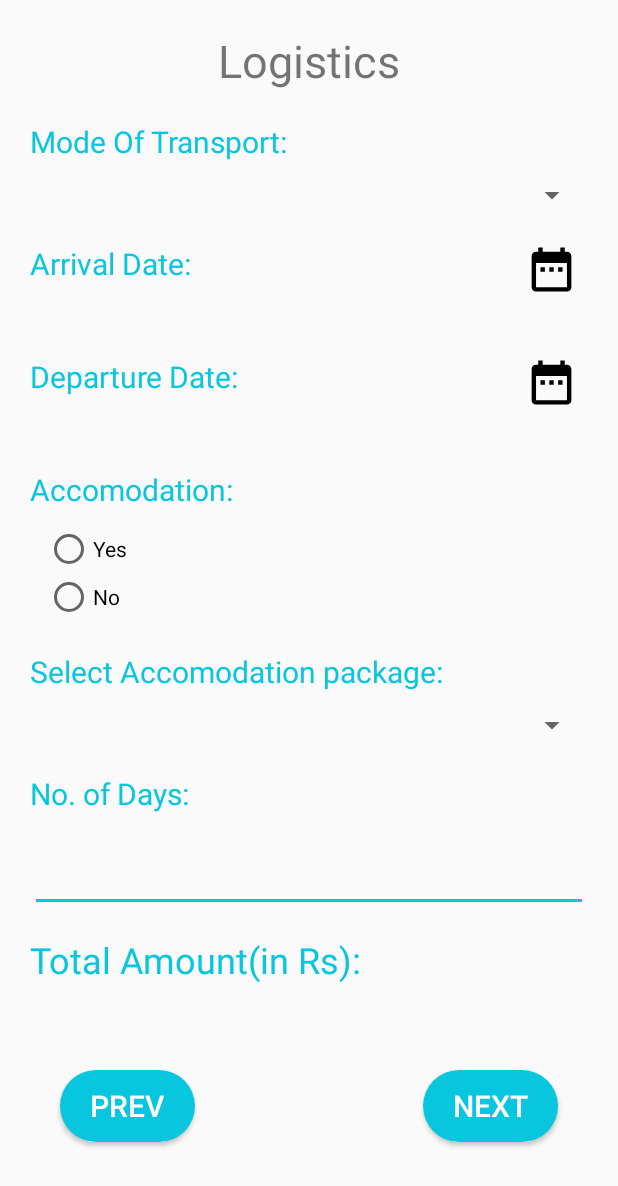
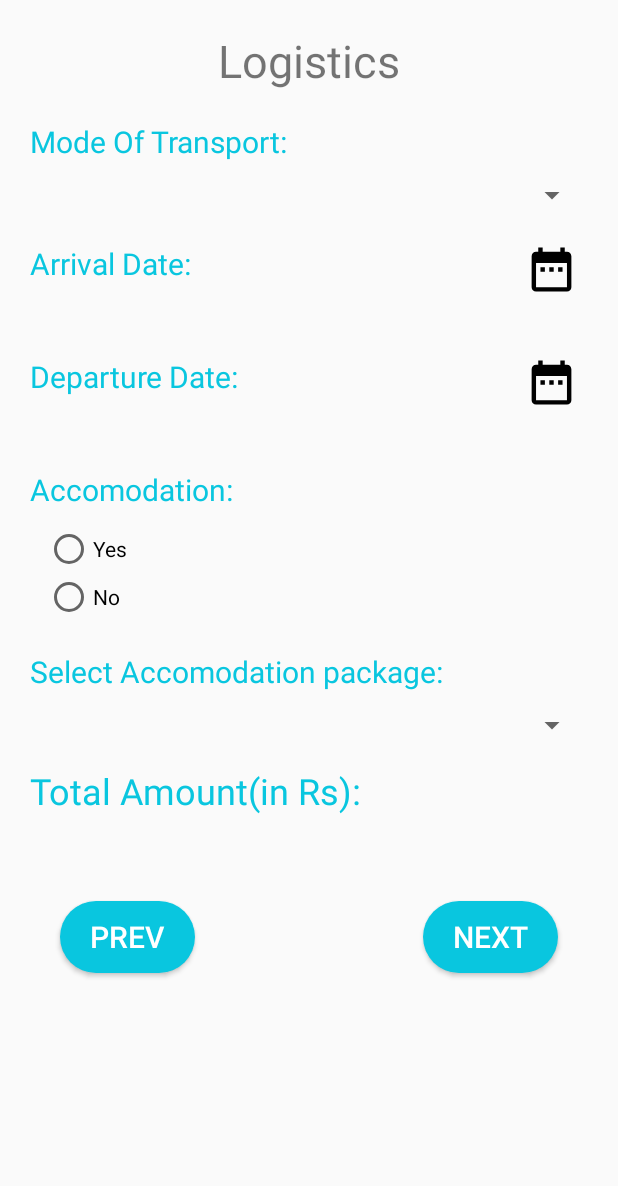
Before and after one commit to paridhi2609/cnfmanag-master-master, an Android app: the layout fragment_profile_page2.xml on its own in the app's theme, with its tools: preview values and no code run, on a phone screen of 412 x 824 dp. Shown: the top 1186 px of the screen. Run offline under Robolectric (Android 15) with nearby library versions, the light colour scheme and no system bars.

Commit message:
final btp only total amount left for display

```diff
--- a/app/src/main/res/layout/fragment_profile_page2.xml
+++ b/app/src/main/res/layout/fragment_profile_page2.xml
@@ -128,21 +128,7 @@
         android:layout_marginRight="20dp"
         android:layout_marginLeft="20dp"
         android:id="@+id/accomodationTypeSpinner"></Spinner>
-    <TextView
-        android:layout_width="wrap_content"
-        android:layout_height="wrap_content"
-        android:id="@+id/numda"
-        android:text="No. of Days:"
-        android:layout_margin="20dp"
-        android:textColor="@color/startblue"
-        android:textSize="20dp"/>
-    <EditText
-        android:layout_marginLeft="20dp"
-        android:layout_width="match_parent"
-        android:layout_height="wrap_content"
-        android:layout_marginRight="20dp"
-        android:inputType="number"
-        android:id="@+id/numdays"/>
+
     <LinearLayout
         android:layout_width="match_parent"
         android:layout_height="50dp"
@@ -154,7 +140,7 @@
             android:layout_width="wrap_content"
             android:layout_height="wrap_content"
             android:textSize="24dp"
-            android:text="Total Amount(in Rs):"
+            android:text="Total Amount(in Rs):  "
             android:textColor="@color/startblue"
             android:id="@+id/twodisplay"/>
         <TextView
```
Also changed, not shown: app/src/main/java/com/btp_iitj/cnfmanag/Registration/RegistrationFragment.java (+0 -18 lines), app/src/main/java/com/btp_iitj/cnfmanag/Registration/RegistrationStep2Fragment.java (+32 -17 lines).
